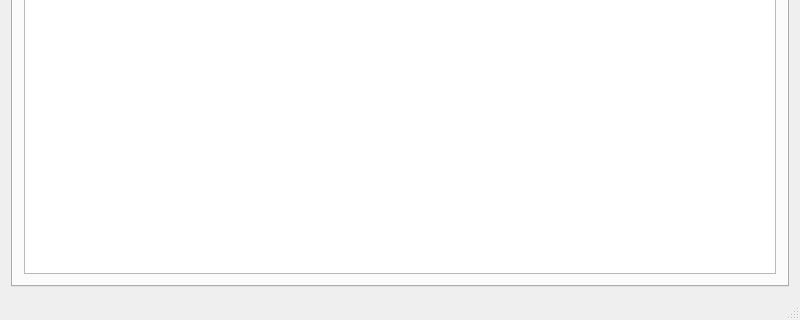
Qt form TP_QT/mainwindow.ui (MaxenceRobin/TP_QT_2) before a commit; both pictures show x 0 to 800 and y 280 to 600 of the 800 by 600 pixel window.
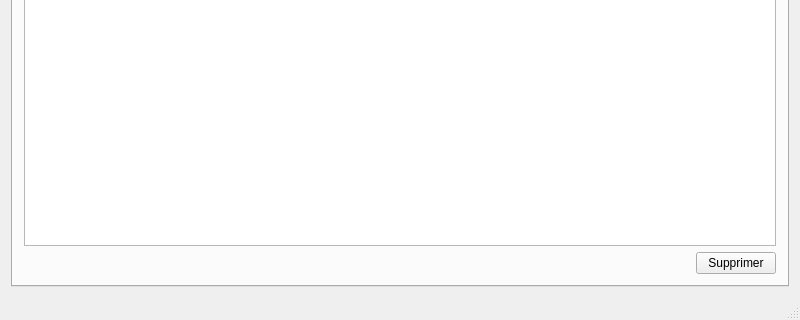
The same form after that commit. The open tabs and pages were chosen to show the change. Icons and pictures are not drawn.

Commit message: Suppression client implémentée

The edit to the form file:
```diff
--- a/TP_QT/mainwindow.ui
+++ b/TP_QT/mainwindow.ui
@@ -252,6 +252,30 @@
             </property>
            </widget>
           </item>
+          <item>
+           <layout class="QHBoxLayout" name="horizontalLayout_2">
+            <item>
+             <spacer name="horizontalSpacer_7">
+              <property name="orientation">
+               <enum>Qt::Horizontal</enum>
+              </property>
+              <property name="sizeHint" stdset="0">
+               <size>
+                <width>40</width>
+                <height>20</height>
+               </size>
+              </property>
+             </spacer>
+            </item>
+            <item>
+             <widget class="QPushButton" name="deleteClientPushButton">
+              <property name="text">
+               <string>Supprimer</string>
+              </property>
+             </widget>
+            </item>
+           </layout>
+          </item>
          </layout>
         </widget>
         <widget class="QWidget" name="staffListTab">
```
Left out of the diff: 2 changed lines with no effect on the pictures. The commit also changes 5 other files.
